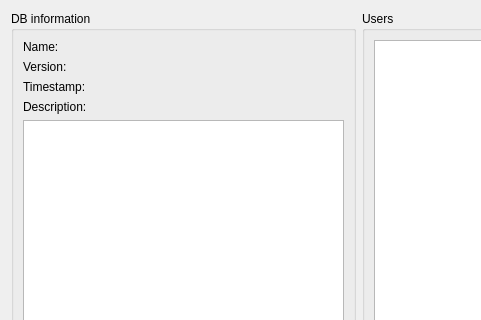
The window that picsou/ui/viewers/picsoudbviewer.ui (koromodako/picsou) describes before a commit, drawn with Qt 5; both pictures show x 0 to 481 and y 0 to 320 of the 717 by 445 pixel window.
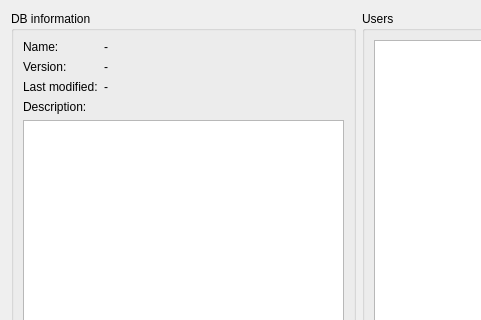
The same window after the commit. Icons and pictures are not drawn.

```diff
--- a/picsou/ui/viewers/picsoudbviewer.ui
+++ b/picsou/ui/viewers/picsoudbviewer.ui
@@ -13,7 +13,7 @@
   <property name="windowTitle">
    <string>Form</string>
   </property>
-  <layout class="QHBoxLayout" name="horizontalLayout">
+  <layout class="QHBoxLayout" name="horizontalLayout_2">
    <item>
     <widget class="QGroupBox" name="db_info_group">
      <property name="title">
@@ -21,12 +21,12 @@
      </property>
      <layout class="QVBoxLayout" name="verticalLayout_2">
       <item>
-       <layout class="QVBoxLayout" name="verticalLayout">
-        <property name="sizeConstraint">
-         <enum>QLayout::SetDefaultConstraint</enum>
-        </property>
+       <layout class="QHBoxLayout" name="horizontalLayout">
         <item>
-         <layout class="QHBoxLayout" name="horizontalLayout_5">
+         <layout class="QVBoxLayout" name="verticalLayout">
+          <property name="sizeConstraint">
+           <enum>QLayout::SetDefaultConstraint</enum>
+          </property>
           <item>
            <widget class="QLabel" name="name_label">
             <property name="sizePolicy">
@@ -38,19 +38,11 @@
             <property name="text">
              <string>Name:</string>
             </property>
-           </widget>
-          </item>
-          <item>
-           <widget class="QLabel" name="name">
-            <property name="text">
-             <string>&lt;name&gt;</string>
+            <property name="alignment">
+             <set>Qt::AlignLeading|Qt::AlignLeft|Qt::AlignVCenter</set>
             </property>
            </widget>
           </item>
-         </layout>
-        </item>
-        <item>
-         <layout class="QHBoxLayout" name="horizontalLayout_4">
           <item>
            <widget class="QLabel" name="version_label">
             <property name="sizePolicy">
@@ -65,17 +57,6 @@
            </widget>
           </item>
           <item>
-           <widget class="QLabel" name="version">
-            <property name="text">
-             <string>&lt;version&gt;</string>
-            </property>
-           </widget>
-          </item>
-         </layout>
-        </item>
-        <item>
-         <layout class="QHBoxLayout" name="horizontalLayout_3">
-          <item>
            <widget class="QLabel" name="timestamp_label">
             <property name="sizePolicy">
              <sizepolicy hsizetype="Maximum" vsizetype="Preferred">
@@ -84,19 +65,50 @@
              </sizepolicy>
             </property>
             <property name="text">
-             <string>Timestamp:</string>
+             <string>Last modified:</string>
+            </property>
+           </widget>
+          </item>
+         </layout>
+        </item>
+        <item>
+         <layout class="QVBoxLayout" name="verticalLayout_3">
+          <item>
+           <widget class="QLabel" name="name">
+            <property name="text">
+             <string>-</string>
+            </property>
+           </widget>
+          </item>
+          <item>
+           <widget class="QLabel" name="version">
+            <property name="text">
+             <string>-</string>
             </property>
            </widget>
           </item>
           <item>
            <widget class="QLabel" name="timestamp">
             <property name="text">
-             <string>&lt;timestamp&gt;</string>
+             <string>-</string>
             </property>
            </widget>
           </item>
          </layout>
         </item>
+        <item>
+         <spacer name="horizontalSpacer">
+          <property name="orientation">
+           <enum>Qt::Horizontal</enum>
+          </property>
+          <property name="sizeHint" stdset="0">
+           <size>
+            <width>40</width>
+            <height>20</height>
+           </size>
+          </property>
+         </spacer>
+        </item>
        </layout>
       </item>
       <item>
```
